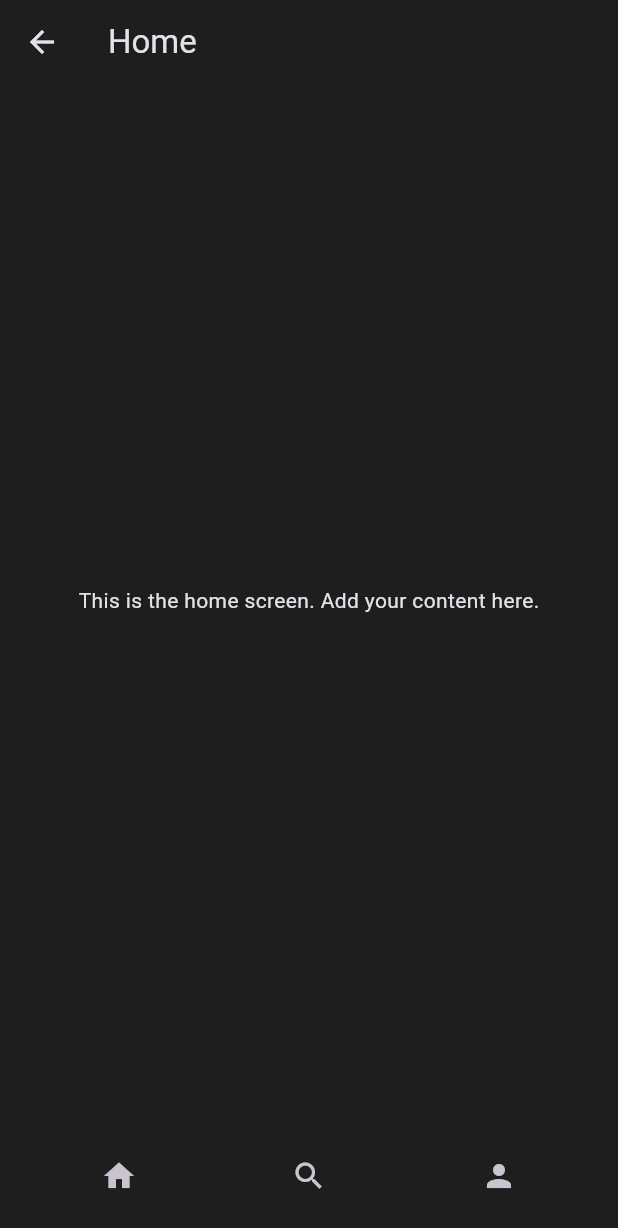
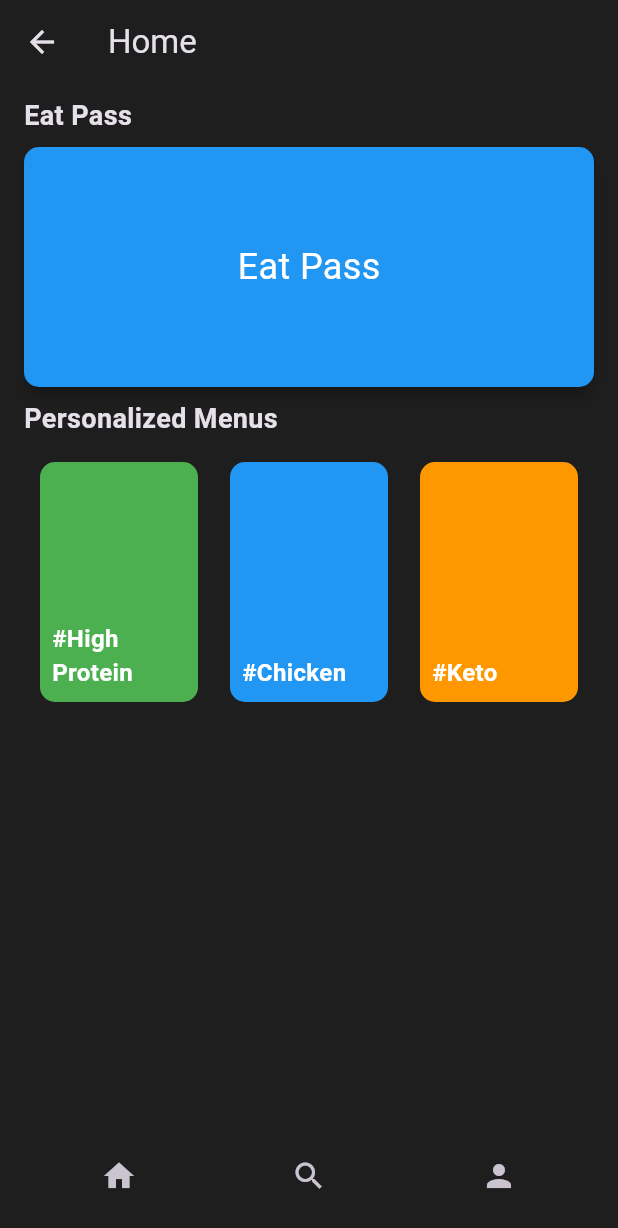
Before and after one commit to AzhaQari/eatery_v2, a Flutter app: the HomeScreen screen opened by its route, on a phone screen of 412 x 824 dp. Shown: the top 1228 px of the screen. Run offline on Flutter 3.47's test engine with Material 3 defaults, Android fonts, the phone set to English and light mode, and no system bars; our stand-ins replace firebase_auth; missing offline and left inert: algolia; accounts and stored records are empty.

Commit message:
homescreen has eatpass button and 3 vertical categories

```diff
--- a/lib/screens/home_screen.dart
+++ b/lib/screens/home_screen.dart
@@ -1,15 +1,81 @@
 import 'package:flutter/material.dart';
 import 'package:eatery/widgets/bottom_app_bar.dart';
+import 'package:eatery/widgets/vertical_card.dart';
 
 class HomeScreen extends StatelessWidget {
   @override
   Widget build(BuildContext context) {
+    final List<String> boxTitles = ['High Protein', 'Chicken', 'Keto'];
+    final List<Color> boxColors = [Colors.green, Colors.blue, Colors.orange];
+
     return Scaffold(
       appBar: AppBar(
         title: Text('Home'),
       ),
-      body: Center(
-        child: Text('This is the home screen. Add your content here.'),
+      body: Column(
+        crossAxisAlignment: CrossAxisAlignment.start,
+        children: [
+          Padding(
+            padding: const EdgeInsets.fromLTRB(16.0, 8.0, 0.0, 8.0),
+            child: Text(
+              'Eat Pass',
+              style: TextStyle(
+                fontWeight: FontWeight.bold,
+                fontSize: 18.0,
+              ),
+            ),
+          ),
+          Card(
+            elevation: 4,
+            margin: EdgeInsets.symmetric(horizontal: 16.0),
+            child: InkWell(
+              onTap: () {
+                // Handle Eat Pass button tap
+              },
+              child: Container(
+                height: 160.0, // Set the height of the Eat Pass card
+                alignment: Alignment.center,
+                decoration: BoxDecoration(
+                  borderRadius: BorderRadius.circular(10.0),
+                  color: Colors.blue, // Example color
+                ),
+                child: Text(
+                  'Eat Pass',
+                  style: TextStyle(
+                    color: Colors.white,
+                    fontSize: 24.0,
+                  ),
+                ),
+              ),
+            ),
+          ),
+          Padding(
+            padding: const EdgeInsets.fromLTRB(16.0, 8.0, 0.0, 8.0),
+            child: Text(
+              'Personalized Menus',
+              style: TextStyle(
+                fontWeight: FontWeight.bold,
+                fontSize: 18.0,
+              ),
+            ),
+          ),
+          SizedBox(height: 8.0),
+          Padding(
+            padding: const EdgeInsets.symmetric(horizontal: 16.0),
+            child: Row(
+              mainAxisAlignment: MainAxisAlignment.spaceAround,
+              children: List.generate(
+                boxTitles.length,
+                (index) => VerticalCard(
+                  title: boxTitles[index],
+                  onPressed: () {},
+                  color: boxColors[index],
+                  height: 160.0, // Set the height of the vertical card
+                ),
+              ),
+            ),
+          ),
+        ],
       ),
       bottomNavigationBar: BottomAppBarWidget(), // Add the bottom app bar
     );
--- /dev/null
+++ b/lib/widgets/vertical_card.dart
@@ -0,0 +1,47 @@
+import 'package:flutter/material.dart';
+
+class VerticalCard extends StatelessWidget {
+  final String title;
+  final VoidCallback onPressed;
+  final Color color;
+  final double height;
+
+  VerticalCard({
+    required this.title,
+    required this.onPressed,
+    required this.color,
+    required this.height,
+  });
+
+  @override
+  Widget build(BuildContext context) {
+    // Calculate the width based on the screen size
+    final double cardWidth = MediaQuery.of(context).size.width / 3 - 32;
+
+    return GestureDetector(
+      onTap: onPressed,
+      child: Container(
+        width: cardWidth, // Set the calculated width
+        height: height, // Set the height directly
+        decoration: BoxDecoration(
+          color: color,
+          borderRadius: BorderRadius.circular(10.0),
+        ),
+        child: Padding(
+          padding: const EdgeInsets.all(8.0),
+          child: Align(
+            alignment: Alignment.bottomLeft,
+            child: Text(
+              '#$title',
+              style: TextStyle(
+                color: Colors.white,
+                fontSize: 16.0,
+                fontWeight: FontWeight.bold,
+              ),
+            ),
+          ),
+        ),
+      ),
+    );
+  }
+}
```
Also changed, not shown: flutter_01.png (deleted), flutter_02.png (deleted), flutter_03.png (deleted), 9 other files.
